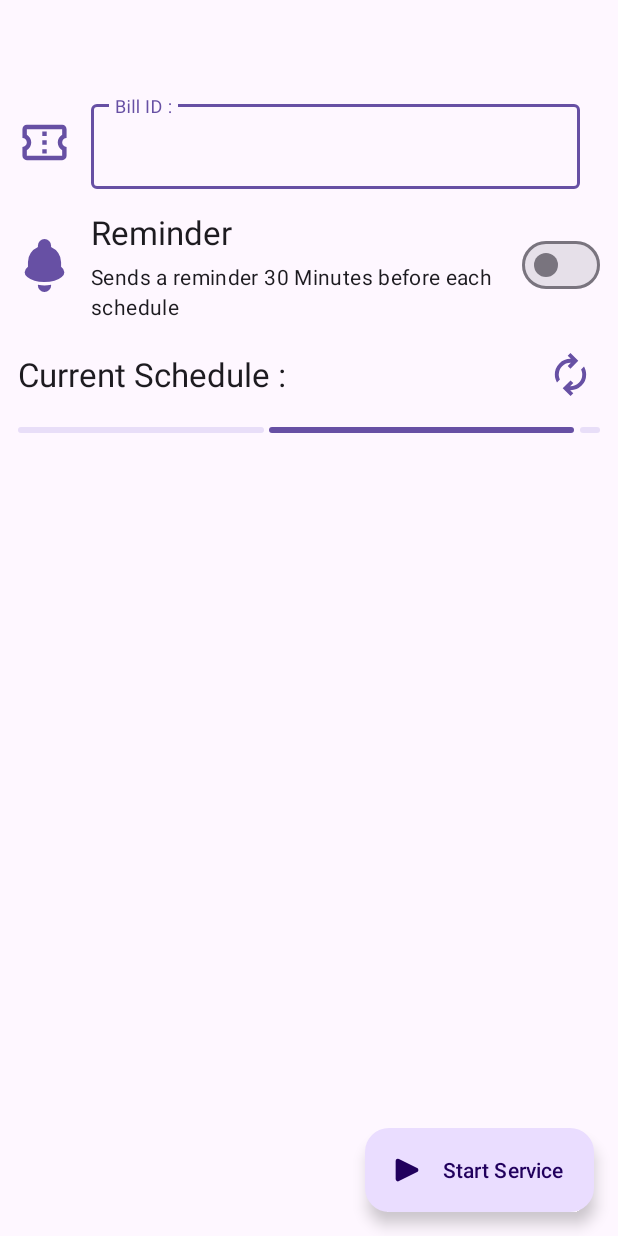
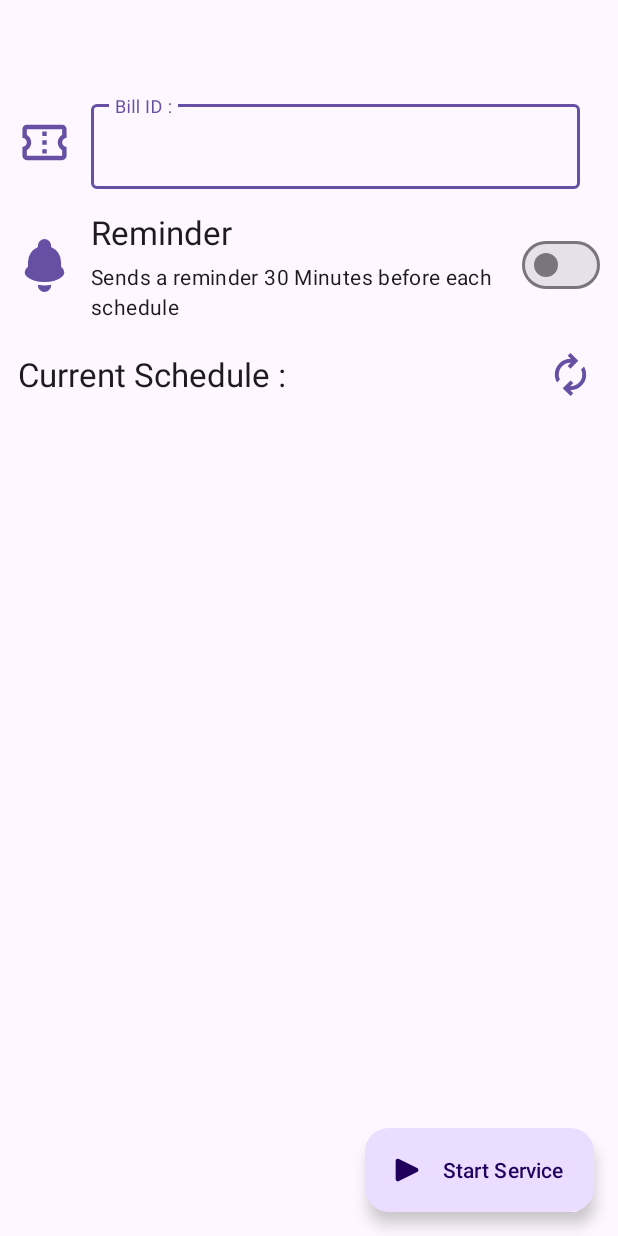
Before and after one commit to alijafari-gd/B-Barq, an Android app: the layout activity_main.xml on its own in the app's theme, with its tools: preview values and no code run, on a phone screen of 412 x 824 dp. Run offline under Robolectric (Android 15) with nearby library versions, the phone set to English and light mode, and no system bars.

Commit message:
First Release

```diff
--- a/app/build.gradle.kts
+++ b/app/build.gradle.kts
@@ -20,7 +20,7 @@ android {
 
     buildTypes {
         release {
-            isMinifyEnabled = false
+            isMinifyEnabled = true
             proguardFiles(
                 getDefaultProguardFile("proguard-android-optimize.txt"),
                 "proguard-rules.pro"
--- a/app/src/main/AndroidManifest.xml
+++ b/app/src/main/AndroidManifest.xml
@@ -27,6 +27,7 @@
                 <category android:name="android.intent.category.LAUNCHER" />
             </intent-filter>
         </activity>
+        <receiver android:name=".ReminderReceiver"/>
         <service android:name=".ForegroundService" android:foregroundServiceType="specialUse"/>
     </application>
 
--- a/app/src/main/res/layout/content_main.xml
+++ b/app/src/main/res/layout/content_main.xml
@@ -242,15 +242,21 @@
             android:layout_height="match_parent"
             app:layoutManager="androidx.recyclerview.widget.LinearLayoutManager"
             android:orientation="vertical"
+            android:layout_below="@id/networkError"
             tools:itemCount="1"
-            tools:visibility="gone"
             tools:listitem="@layout/schedule_info_layout"/>
 
+        <include layout="@layout/error_layout" android:id="@+id/networkError"
+            android:layout_width="match_parent"
+            android:layout_height="wrap_content"
+            android:visibility="gone"
+            android:layout_below="@id/progress"/>
         <com.google.android.material.progressindicator.LinearProgressIndicator
             android:id="@+id/progress"
+            android:layout_marginBottom="5dp"
+            android:visibility="gone"
             android:layout_width="match_parent" android:layout_height="wrap_content"
             android:indeterminate="true" />
-        <include layout="@layout/error_layout" android:id="@+id/networkError" android:visibility="gone"/>
         <TextView
             android:id="@+id/empty_list"
             android:layout_width="match_parent"
```
Also changed, not shown: app/src/main/java/com/aliJafari/bbarq/MainActivity.kt (+6 -3 lines), app/src/main/java/com/aliJafari/bbarq/ReminderReceiver.kt (+9 -17 lines), 2 other files.
